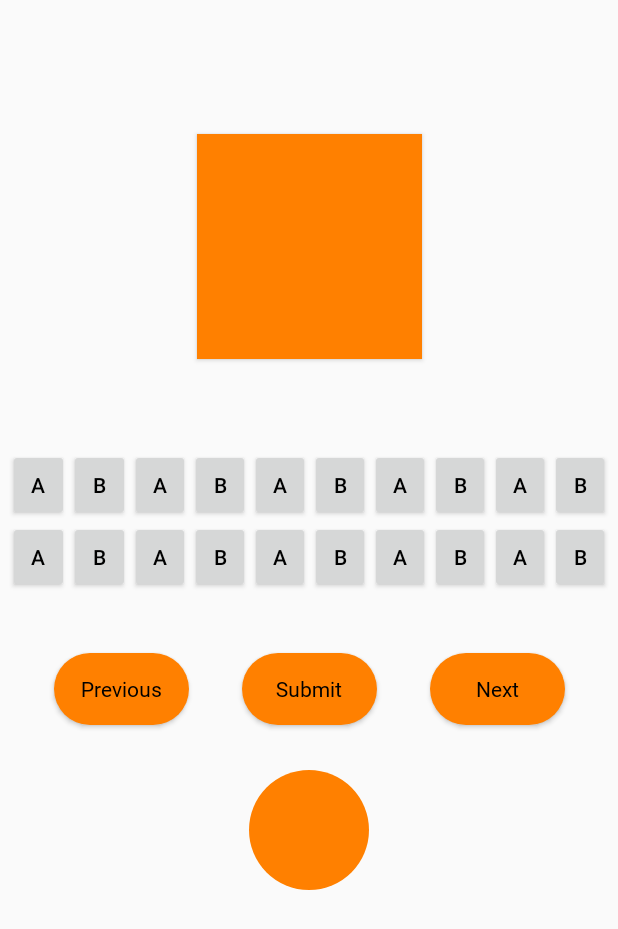
After one commit to yamiblack/CelebrityQuiz, an Android app: the layout activity_wordquiz.xml on its own in the app's theme, with its tools: preview values and no code run, on a phone screen of 412 x 824 dp. The commit adds this screen. Shown: the top 929 px of the screen. Run offline under Robolectric (Android 15) with nearby library versions, the phone set to English and light mode, and no system bars; network calls fail.

Commit message:
WordQuizActivity

```diff
--- a/app/src/main/AndroidManifest.xml
+++ b/app/src/main/AndroidManifest.xml
@@ -24,6 +24,9 @@
         <activity
             android:name="com.example.celebrityquiz.SolutionActivity"
             android:parentActivityName="com.example.celebrityquiz.MainActivity"></activity>
+        <activity
+            android:name="com.example.celebrityquiz.WordQuizActivity"
+            android:parentActivityName="com.example.celebrityquiz.MainActivity"></activity>
 
         <activity
             android:name=".SplashActivity"
--- /dev/null
+++ b/app/src/main/res/layout/activity_wordquiz.xml
@@ -0,0 +1,280 @@
+<?xml version="1.0" encoding="utf-8"?>
+<androidx.constraintlayout.widget.ConstraintLayout xmlns:android="http://schemas.android.com/apk/res/android"
+    xmlns:app="http://schemas.android.com/apk/res-auto"
+    xmlns:tools="http://schemas.android.com/tools"
+    android:layout_width="match_parent"
+    android:layout_height="wrap_content"
+    android:orientation="vertical"
+    tools:context=".QuizActivity">
+
+    <!-- Question view -->
+    <TextView
+        android:id="@+id/celebrityQuestion"
+        android:layout_width="match_parent"
+        android:layout_height="wrap_content"
+        android:layout_marginStart="30dp"
+        android:layout_marginTop="40dp"
+        android:fontFamily="@font/nanumsquarebold"
+        android:textStyle="bold"
+        app:layout_constraintStart_toStartOf="parent"
+        app:layout_constraintTop_toTopOf="parent" />
+
+    <!-- Celebrity image view -->
+    <ImageView
+        android:id="@+id/celebrityImage"
+        android:layout_width="150dp"
+        android:layout_height="150dp"
+        android:layout_marginTop="30dp"
+        android:background="@drawable/image_shape_orange"
+        android:contentDescription="@null"
+        android:elevation="2dp"
+        app:layout_constraintEnd_toEndOf="parent"
+        app:layout_constraintStart_toStartOf="parent"
+        app:layout_constraintTop_toBottomOf="@+id/celebrityQuestion"
+        tools:ignore="UnusedAttribute" />
+
+    <LinearLayout
+        android:id="@+id/answerLayout"
+        android:layout_width="match_parent"
+        android:layout_height="wrap_content"
+        android:layout_marginTop="30dp"
+        android:gravity="center_horizontal"
+        android:orientation="horizontal"
+        app:layout_constraintTop_toBottomOf="@id/celebrityImage">
+    </LinearLayout>
+
+    <TableLayout
+        android:id="@+id/answerBtnTable"
+        android:layout_width="match_parent"
+        android:layout_height="wrap_content"
+        android:layout_marginTop="30dp"
+        android:layout_marginStart="5dp"
+        android:layout_marginEnd="5dp"
+        app:layout_constraintTop_toBottomOf="@id/answerLayout">
+
+        <TableRow
+            android:layout_width="match_parent"
+            android:layout_height="wrap_content">
+            <Button
+                android:id="@+id/btn1"
+                android:layout_width="wrap_content"
+                android:layout_height="wrap_content"
+                android:text="A"
+                android:layout_weight="1">
+            </Button>
+            <Button
+                android:id="@+id/btn2"
+                android:layout_width="wrap_content"
+                android:layout_height="wrap_content"
+                android:text="B"
+                android:layout_weight="1">
+            </Button>
+            <Button
+                android:id="@+id/btn3"
+                android:layout_width="wrap_content"
+                android:layout_height="wrap_content"
+                android:text="A"
+                android:layout_weight="1">
+            </Button>
+            <Button
+                android:id="@+id/btn4"
+                android:layout_width="wrap_content"
+                android:layout_height="wrap_content"
+                android:text="B"
+                android:layout_weight="1">
+            </Button>
+            <Button
+                android:id="@+id/btn5"
+                android:layout_width="wrap_content"
+                android:layout_height="wrap_content"
+                android:text="A"
+                android:layout_weight="1">
+            </Button>
+            <Button
+                android:id="@+id/btn6"
+                android:layout_width="wrap_content"
+                android:layout_height="wrap_content"
+                android:text="B"
+                android:layout_weight="1">
+            </Button>
+            <Button
+                android:id="@+id/btn7"
+                android:layout_width="wrap_content"
+                android:layout_height="wrap_content"
+                android:text="A"
+                android:layout_weight="1">
+            </Button>
+            <Button
+                android:id="@+id/btn8"
+                android:layout_width="wrap_content"
+                android:layout_height="wrap_content"
+                android:text="B"
+                android:layout_weight="1">
+            </Button>
+            <Button
+                android:id="@+id/btn9"
+                android:layout_width="wrap_content"
+                android:layout_height="wrap_content"
+                android:text="A"
+                android:layout_weight="1">
+            </Button>
+            <Button
+                android:id="@+id/btn10"
+                android:layout_width="wrap_content"
+                android:layout_height="wrap_content"
+                android:text="B"
+                android:layout_weight="1">
+            </Button>
+        </TableRow>
+
+        <TableRow
+            android:layout_width="match_parent"
+            android:layout_height="wrap_content">
+
+            <Button
+                android:id="@+id/btn11"
+                android:layout_width="wrap_content"
+                android:layout_height="wrap_content"
+                android:text="A"
+                android:layout_weight="1">
+            </Button>
+            <Button
+                android:id="@+id/btn12"
+                android:layout_width="wrap_content"
+                android:layout_height="wrap_content"
+                android:text="B"
+                android:layout_weight="1">
+            </Button>
+            <Button
+                android:id="@+id/btn13"
+                android:layout_width="wrap_content"
+                android:layout_height="wrap_content"
+                android:text="A"
+                android:layout_weight="1">
+            </Button>
+            <Button
+                android:id="@+id/btn14"
+                android:layout_width="wrap_content"
+                android:layout_height="wrap_content"
+                android:text="B"
+                android:layout_weight="1">
+            </Button>
+            <Button
+                android:id="@+id/btn15"
+                android:layout_width="wrap_content"
+                android:layout_height="wrap_content"
+                android:text="A"
+                android:layout_weight="1">
+            </Button>
+            <Button
+                android:id="@+id/btn16"
+                android:layout_width="wrap_content"
+                android:layout_height="wrap_content"
+                android:text="B"
+                android:layout_weight="1">
+            </Button>
+            <Button
+                android:id="@+id/btn17"
+                android:layout_width="wrap_content"
+                android:layout_height="wrap_content"
+                android:text="A"
+                android:layout_weight="1">
+            </Button>
+            <Button
+                android:id="@+id/btn18"
+                android:layout_width="wrap_content"
+                android:layout_height="wrap_content"
+                android:text="B"
+                android:layout_weight="1">
+            </Button>
+            <Button
+                android:id="@+id/btn19"
+                android:layout_width="wrap_content"
+                android:layout_height="wrap_content"
+                android:text="A"
+                android:layout_weight="1">
+            </Button>
+            <Button
+                android:id="@+id/btn20"
+                android:layout_width="wrap_content"
+                android:layout_height="wrap_content"
+                android:text="B"
+                android:layout_weight="1">
+            </Button>
+        </TableRow>
+
+    </TableLayout>
+
+    <Button
+        android:id="@+id/buttonPrevious"
+        android:layout_width="90dp"
+        android:layout_height="wrap_content"
+        android:layout_marginTop="40dp"
+        android:background="@drawable/button_rounded"
+        android:elevation="2dp"
+        android:fontFamily="@font/nanumsquarebold"
+        android:onClick="onButtonPrevious"
+        android:text="@string/previous"
+        android:textAllCaps="false"
+        app:layout_constraintLeft_toLeftOf="parent"
+        app:layout_constraintRight_toLeftOf="@+id/buttonSubmit"
+        app:layout_constraintTop_toBottomOf="@+id/answerBtnTable" />
+
+    <Button
+        android:id="@+id/buttonNext"
+        android:layout_width="90dp"
+        android:layout_height="wrap_content"
+        android:layout_marginTop="40dp"
+        android:background="@drawable/button_rounded"
+        android:elevation="2dp"
+        android:fontFamily="@font/nanumsquarebold"
+        android:onClick="onButtonNext"
+        android:text="@string/next"
+        android:textAllCaps="false"
+        app:layout_constraintRight_toRightOf="parent"
+        app:layout_constraintLeft_toRightOf="@id/buttonSubmit"
+        app:layout_constraintTop_toBottomOf="@+id/answerBtnTable" />
+
+    <Button
+        android:id="@+id/buttonSubmit"
+        android:layout_width="90dp"
+        android:layout_height="wrap_content"
+        android:layout_marginTop="40dp"
+        android:background="@drawable/button_rounded"
+        android:elevation="2dp"
+        android:fontFamily="@font/nanumsquarebold"
+        android:gravity="center"
+        android:text="@string/submit"
+        android:textAllCaps="false"
+        app:layout_constraintLeft_toLeftOf="parent"
+        app:layout_constraintRight_toRightOf="parent"
+        app:layout_constraintTop_toBottomOf="@+id/answerBtnTable" />
+
+    <!-- Score view background -->
+    <ImageView
+        android:id="@+id/scoreViewBackground"
+        android:layout_width="80dp"
+        android:layout_height="80dp"
+        android:layout_marginTop="30dp"
+        android:contentDescription="@null"
+        app:layout_constraintLeft_toLeftOf="parent"
+        app:layout_constraintRight_toRightOf="parent"
+        app:layout_constraintTop_toBottomOf="@+id/buttonSubmit"
+        app:srcCompat="@drawable/button_rounded" />
+
+    <!-- Timer -->
+    <TextView
+        android:id="@+id/textTime"
+        android:layout_width="wrap_content"
+        android:layout_height="wrap_content"
+        android:fontFamily="@font/nanumsquarebold"
+        android:gravity="center"
+        android:textColor="@color/colorPrimary"
+        android:textSize="30sp"
+        android:textStyle="bold"
+        app:layout_constraintBottom_toBottomOf="@+id/scoreViewBackground"
+        app:layout_constraintEnd_toEndOf="@+id/scoreViewBackground"
+        app:layout_constraintStart_toStartOf="@id/scoreViewBackground"
+        app:layout_constraintTop_toTopOf="@+id/scoreViewBackground" />
+
+</androidx.constraintlayout.widget.ConstraintLayout>
```
Also changed, not shown: app/src/main/java/com/example/celebrityquiz/MainActivity.java (+19 -0 lines), app/src/main/java/com/example/celebrityquiz/WordQuizActivity.java (added, +327 -0 lines), app/src/main/res/layout/activity_main.xml (+17 -0 lines).
